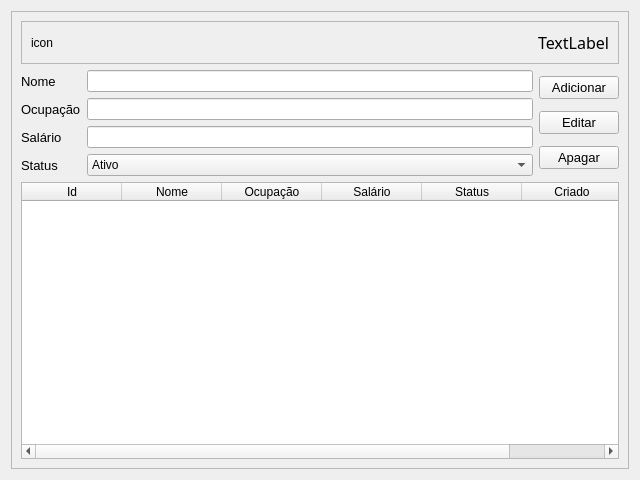
Above: view/components/Employees.ui from Wth10/System-Programmer before the change. Below: the same form after it.
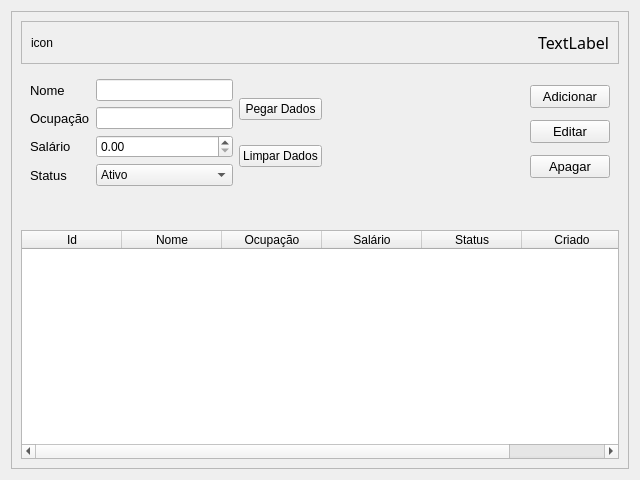
That is the form after the change.

Patch:
```diff
--- a/view/components/Employees.ui
+++ b/view/components/Employees.ui
@@ -76,19 +76,7 @@
         <property name="frameShadow">
          <enum>QFrame::Raised</enum>
         </property>
-        <layout class="QHBoxLayout" name="horizontalLayout_2">
-         <property name="leftMargin">
-          <number>0</number>
-         </property>
-         <property name="topMargin">
-          <number>0</number>
-         </property>
-         <property name="rightMargin">
-          <number>0</number>
-         </property>
-         <property name="bottomMargin">
-          <number>0</number>
-         </property>
+        <layout class="QHBoxLayout" name="horizontalLayout">
          <item>
           <layout class="QFormLayout" name="formLayout">
            <item row="0" column="0">
@@ -161,18 +149,15 @@
             </widget>
            </item>
            <item row="2" column="1">
-            <widget class="QLineEdit" name="InputRemuneration">
-             <property name="maximumSize">
-              <size>
-               <width>450</width>
-               <height>16777215</height>
-              </size>
-             </property>
+            <widget class="QDoubleSpinBox" name="InputRemuneration">
              <property name="font">
               <font>
                <family>Arial</family>
               </font>
              </property>
+             <property name="maximum">
+              <double>9999.989999999999782</double>
+             </property>
             </widget>
            </item>
            <item row="3" column="0">
@@ -215,6 +200,37 @@
            </item>
           </layout>
          </item>
+         <item>
+          <layout class="QVBoxLayout" name="verticalLayout_4">
+           <item>
+            <widget class="QPushButton" name="BtnGetData">
+             <property name="text">
+              <string>Pegar Dados</string>
+             </property>
+            </widget>
+           </item>
+           <item>
+            <widget class="QPushButton" name="BtnClean">
+             <property name="text">
+              <string>Limpar Dados</string>
+             </property>
+            </widget>
+           </item>
+          </layout>
+         </item>
+         <item>
+          <spacer name="horizontalSpacer_2">
+           <property name="orientation">
+            <enum>Qt::Horizontal</enum>
+           </property>
+           <property name="sizeHint" stdset="0">
+            <size>
+             <width>40</width>
+             <height>20</height>
+            </size>
+           </property>
+          </spacer>
+         </item>
          <item>
           <layout class="QVBoxLayout" name="verticalLayout_2">
            <item>
@@ -261,8 +277,42 @@
         </layout>
        </widget>
       </item>
+      <item>
+       <widget class="QLabel" name="Alert">
+        <property name="font">
+         <font>
+          <family>Arial Black</family>
+          <pointsize>13</pointsize>
+         </font>
+        </property>
+        <property name="text">
+         <string/>
+        </property>
+        <property name="alignment">
+         <set>Qt::AlignCenter</set>
+        </property>
+       </widget>
+      </item>
       <item>
        <widget class="QTableWidget" name="Table">
+        <property name="editTriggers">
+         <set>QAbstractItemView::SelectedClicked</set>
+        </property>
+        <property name="tabKeyNavigation">
+         <bool>false</bool>
+        </property>
+        <property name="selectionBehavior">
+         <enum>QAbstractItemView::SelectRows</enum>
+        </property>
+        <property name="textElideMode">
+         <enum>Qt::ElideRight</enum>
+        </property>
+        <property name="showGrid">
+         <bool>false</bool>
+        </property>
+        <property name="gridStyle">
+         <enum>Qt::DashLine</enum>
+        </property>
         <column>
          <property name="text">
           <string>Id</string>
```
Left out of the diff: 4 changed lines with no effect on the pictures.
